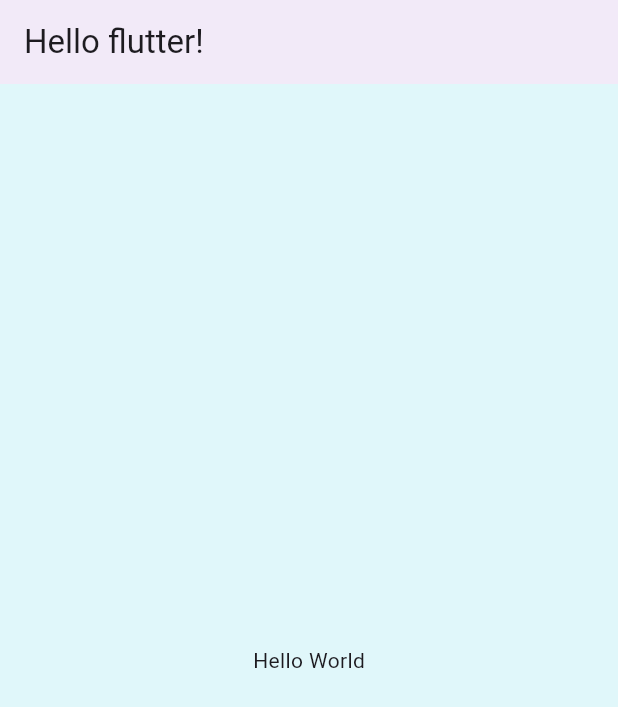
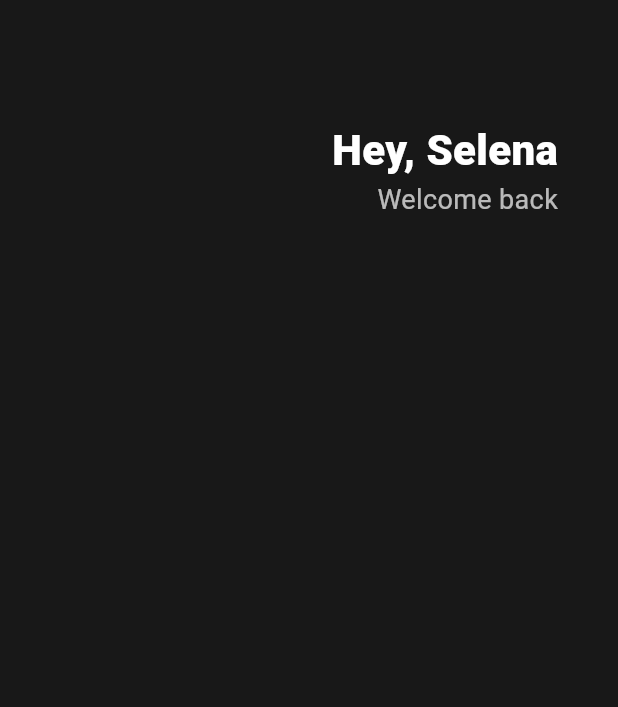
Before and after one commit to Youji-Sung/learn_flutter, a Flutter app: the screen it shows after launch, on a phone screen of 412 x 824 dp. Shown: the top 707 px of the screen. Run offline on Flutter 3.47's test engine with Material 3 defaults, Android fonts, the phone set to English and light mode, and no system bars.

Commit message:
make header and set the padding, make text style

```diff
--- a/toonflix/lib/main.dart
+++ b/toonflix/lib/main.dart
@@ -15,16 +15,42 @@ class App extends StatelessWidget {
   Widget build(BuildContext context) {
     // base ui 선택 (material or cupertino App)
     return MaterialApp(
-      home: Scaffold(
-        backgroundColor: Colors.cyan[50],
-        appBar: AppBar(
-          elevation: 3,
-          title: Text('Hello flutter!'),
-        ),
-        body: Center(
-          child: Text('Hello World'),
-        ),
-      ),
-    );
+        home: Scaffold(
+      backgroundColor: Color(0xFF181818),
+      body: Padding(
+          padding: EdgeInsets.symmetric(horizontal: 40),
+          child: Column(
+            children: [
+              SizedBox(
+                height: 80,
+              ),
+              Row(
+                mainAxisAlignment: MainAxisAlignment.end,
+                children: [
+                  Column(
+                    crossAxisAlignment: CrossAxisAlignment.end,
+                    children: [
+                      Text(
+                        'Hey, Selena',
+                        style: TextStyle(
+                          color: Colors.white,
+                          fontSize: 28,
+                          fontWeight: FontWeight.w800,
+                        ),
+                      ),
+                      Text(
+                        'Welcome back',
+                        style: TextStyle(
+                          color: Colors.white.withOpacity(0.7),
+                          fontSize: 18,
+                        ),
+                      ),
+                    ],
+                  )
+                ],
+              )
+            ],
+          )),
+    ));
   }
 }
```
